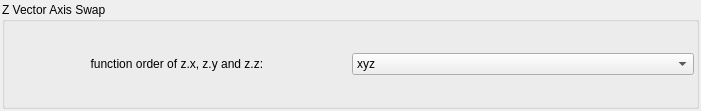
Before: the Qt Designer form mandelbulber2/qt_data/fractal_transf_zVector_axis_swap.ui in buddhi1980/mandelbulber2, drawn with Qt 5.
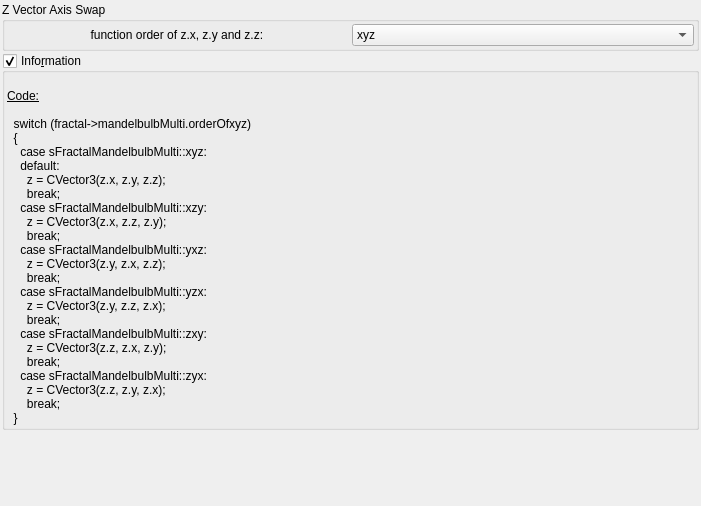
After: the same form once the commit is applied. Custom widgets are drawn as their Qt base class.

```diff
--- a/mandelbulber2/qt_data/fractal_transf_zVector_axis_swap.ui
+++ b/mandelbulber2/qt_data/fractal_transf_zVector_axis_swap.ui
@@ -7,7 +7,7 @@
     <x>0</x>
     <y>0</y>
     <width>701</width>
-    <height>111</height>
+    <height>506</height>
    </rect>
   </property>
   <property name="windowTitle">
@@ -110,8 +110,103 @@
      </layout>
     </widget>
    </item>
+   <item>
+    <widget class="MyGroupBox" name="groupCheck_info">
+     <property name="title">
+      <string>Info&amp;rmation</string>
+     </property>
+     <property name="flat">
+      <bool>false</bool>
+     </property>
+     <property name="checkable">
+      <bool>true</bool>
+     </property>
+     <layout class="QVBoxLayout" name="verticalLayout_2">
+      <property name="spacing">
+       <number>2</number>
+      </property>
+      <property name="leftMargin">
+       <number>2</number>
+      </property>
+      <property name="topMargin">
+       <number>2</number>
+      </property>
+      <property name="rightMargin">
+       <number>2</number>
+      </property>
+      <property name="bottomMargin">
+       <number>2</number>
+      </property>
+      <item>
+       <widget class="QLabel" name="label_4">
+        <property name="text">
+         <string>&lt;!DOCTYPE HTML PUBLIC &quot;-//W3C//DTD HTML 4.0//EN&quot; &quot;http://www.w3.org/TR/REC-html40/strict.dtd&quot;&gt;
+&lt;html&gt;&lt;head&gt;&lt;meta name=&quot;qrichtext&quot; content=&quot;1&quot; /&gt;&lt;style type=&quot;text/css&quot;&gt;
+p, li { white-space: pre-wrap; }
+&lt;/style&gt;&lt;/head&gt;&lt;body&gt;
+&lt;p style=&quot;-qt-paragraph-type:empty; margin-top:0px; margin-bottom:0px; margin-left:0px; margin-right:0px; -qt-block-indent:0; text-indent:0px;&quot;&gt;&lt;br /&gt;&lt;/p&gt;
+&lt;p style=&quot; margin-top:0px; margin-bottom:0px; margin-left:0px; margin-right:0px; -qt-block-indent:0; text-indent:0px;&quot;&gt;&lt;span style=&quot; text-decoration: underline;&quot;&gt;Code:&lt;/span&gt;&lt;/p&gt;
+&lt;p style=&quot;-qt-paragraph-type:empty; margin-top:0px; margin-bottom:0px; margin-left:0px; margin-right:0px; -qt-block-indent:0; text-indent:0px; text-decoration: underline;&quot;&gt;&lt;br /&gt;&lt;/p&gt;
+&lt;p style=&quot; margin-top:0px; margin-bottom:0px; margin-left:0px; margin-right:0px; -qt-block-indent:0; text-indent:0px;&quot;&gt;  switch (fractal-&amp;gt;mandelbulbMulti.orderOfxyz)&lt;/p&gt;
+&lt;p style=&quot; margin-top:0px; margin-bottom:0px; margin-left:0px; margin-right:0px; -qt-block-indent:0; text-indent:0px;&quot;&gt;  {&lt;/p&gt;
+&lt;p style=&quot; margin-top:0px; margin-bottom:0px; margin-left:0px; margin-right:0px; -qt-block-indent:0; text-indent:0px;&quot;&gt;    case sFractalMandelbulbMulti::xyz:&lt;/p&gt;
+&lt;p style=&quot; margin-top:0px; margin-bottom:0px; margin-left:0px; margin-right:0px; -qt-block-indent:0; text-indent:0px;&quot;&gt;    default:&lt;/p&gt;
+&lt;p style=&quot; margin-top:0px; margin-bottom:0px; margin-left:0px; margin-right:0px; -qt-block-indent:0; text-indent:0px;&quot;&gt;      z = CVector3(z.x, z.y, z.z);&lt;/p&gt;
+&lt;p style=&quot; margin-top:0px; margin-bottom:0px; margin-left:0px; margin-right:0px; -qt-block-indent:0; text-indent:0px;&quot;&gt;      break;&lt;/p&gt;
+&lt;p style=&quot; margin-top:0px; margin-bottom:0px; margin-left:0px; margin-right:0px; -qt-block-indent:0; text-indent:0px;&quot;&gt;    case sFractalMandelbulbMulti::xzy:&lt;/p&gt;
+&lt;p style=&quot; margin-top:0px; margin-bottom:0px; margin-left:0px; margin-right:0px; -qt-block-indent:0; text-indent:0px;&quot;&gt;      z = CVector3(z.x, z.z, z.y);&lt;/p&gt;
+&lt;p style=&quot; margin-top:0px; margin-bottom:0px; margin-left:0px; margin-right:0px; -qt-block-indent:0; text-indent:0px;&quot;&gt;      break;&lt;/p&gt;
+&lt;p style=&quot; margin-top:0px; margin-bottom:0px; margin-left:0px; margin-right:0px; -qt-block-indent:0; text-indent:0px;&quot;&gt;    case sFractalMandelbulbMulti::yxz:&lt;/p&gt;
+&lt;p style=&quot; margin-top:0px; margin-bottom:0px; margin-left:0px; margin-right:0px; -qt-block-indent:0; text-indent:0px;&quot;&gt;      z = CVector3(z.y, z.x, z.z);&lt;/p&gt;
+&lt;p style=&quot; margin-top:0px; margin-bottom:0px; margin-left:0px; margin-right:0px; -qt-block-indent:0; text-indent:0px;&quot;&gt;      break;&lt;/p&gt;
+&lt;p style=&quot; margin-top:0px; margin-bottom:0px; margin-left:0px; margin-right:0px; -qt-block-indent:0; text-indent:0px;&quot;&gt;    case sFractalMandelbulbMulti::yzx:&lt;/p&gt;
+&lt;p style=&quot; margin-top:0px; margin-bottom:0px; margin-left:0px; margin-right:0px; -qt-block-indent:0; text-indent:0px;&quot;&gt;      z = CVector3(z.y, z.z, z.x);&lt;/p&gt;
+&lt;p style=&quot; margin-top:0px; margin-bottom:0px; margin-left:0px; margin-right:0px; -qt-block-indent:0; text-indent:0px;&quot;&gt;      break;&lt;/p&gt;
+&lt;p style=&quot; margin-top:0px; margin-bottom:0px; margin-left:0px; margin-right:0px; -qt-block-indent:0; text-indent:0px;&quot;&gt;    case sFractalMandelbulbMulti::zxy:&lt;/p&gt;
+&lt;p style=&quot; margin-top:0px; margin-bottom:0px; margin-left:0px; margin-right:0px; -qt-block-indent:0; text-indent:0px;&quot;&gt;      z = CVector3(z.z, z.x, z.y);&lt;/p&gt;
+&lt;p style=&quot; margin-top:0px; margin-bottom:0px; margin-left:0px; margin-right:0px; -qt-block-indent:0; text-indent:0px;&quot;&gt;      break;&lt;/p&gt;
+&lt;p style=&quot; margin-top:0px; margin-bottom:0px; margin-left:0px; margin-right:0px; -qt-block-indent:0; text-indent:0px;&quot;&gt;    case sFractalMandelbulbMulti::zyx:&lt;/p&gt;
+&lt;p style=&quot; margin-top:0px; margin-bottom:0px; margin-left:0px; margin-right:0px; -qt-block-indent:0; text-indent:0px;&quot;&gt;      z = CVector3(z.z, z.y, z.x);&lt;/p&gt;
+&lt;p style=&quot; margin-top:0px; margin-bottom:0px; margin-left:0px; margin-right:0px; -qt-block-indent:0; text-indent:0px;&quot;&gt;      break;&lt;/p&gt;
+&lt;p style=&quot; margin-top:0px; margin-bottom:0px; margin-left:0px; margin-right:0px; -qt-block-indent:0; text-indent:0px;&quot;&gt;  }&lt;/p&gt;&lt;/body&gt;&lt;/html&gt;</string>
+        </property>
+        <property name="wordWrap">
+         <bool>true</bool>
+        </property>
+        <property name="openExternalLinks">
+         <bool>true</bool>
+        </property>
+        <property name="textInteractionFlags">
+         <set>Qt::LinksAccessibleByMouse|Qt::TextSelectableByMouse</set>
+        </property>
+       </widget>
+      </item>
+     </layout>
+    </widget>
+   </item>
+   <item>
+    <spacer name="verticalSpacer">
+     <property name="orientation">
+      <enum>Qt::Vertical</enum>
+     </property>
+     <property name="sizeHint" stdset="0">
+      <size>
+       <width>20</width>
+       <height>40</height>
+      </size>
+     </property>
+    </spacer>
+   </item>
   </layout>
  </widget>
+ <customwidgets>
+  <customwidget>
+   <class>MyGroupBox</class>
+   <extends>QGroupBox</extends>
+   <header>mygroupbox.h</header>
+   <container>1</container>
+  </customwidget>
+ </customwidgets>
  <resources/>
  <connections/>
 </ui>
```
